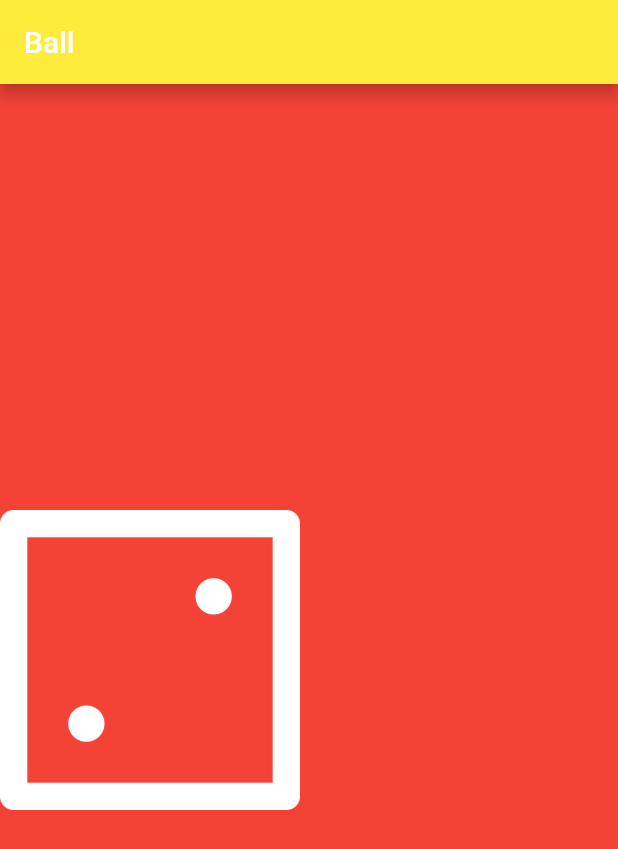
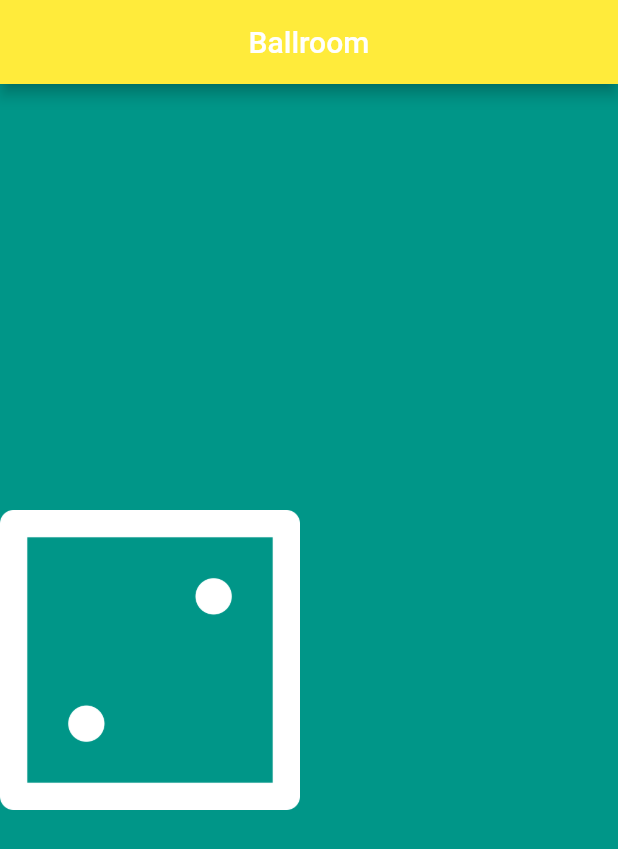
Before and after one commit to nguyendinhthehien/new_flutter_app, a Flutter app: the screen it shows after launch, on a phone screen of 412 x 824 dp. Shown: the top 849 px of the screen. Run offline on Flutter 3.47's test engine with Material 2 defaults, Android fonts, the phone set to English and light mode, and no system bars.

Commit message:
updated index with emrgency fix

```diff
--- a/lib/main.dart
+++ b/lib/main.dart
@@ -5,9 +5,9 @@ void main() {
        MaterialApp(
         home: Center(
           child: Scaffold(
-            backgroundColor: Colors.red,
+            backgroundColor: Colors.teal,
             appBar: AppBar(
-              title: const Text('Ball'),
+              title: Center(child: const Text('Ballroom')),
               backgroundColor: Colors.yellow,
               ),
             body: BallPage(),
```
